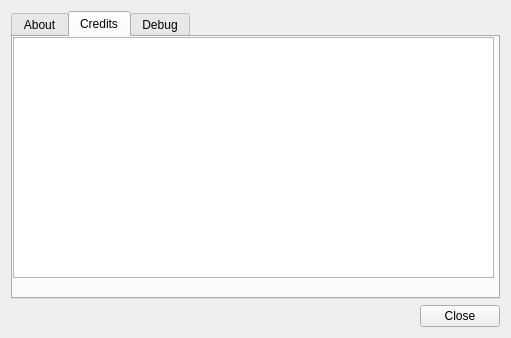
Before: the Qt Designer form lib/cfclient/ui/dialogs/about.ui in bitcraze/crazyflie-clients-python, drawn with Qt 5.
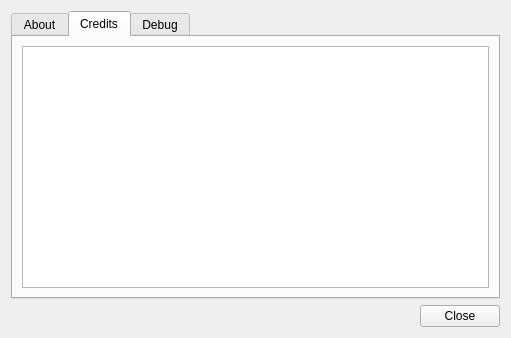
After: the same form once the commit is applied. The open tabs and pages were chosen to show the change.

Commit message: Fixed auto-resize of the about box new credit tab

Patch:
```diff
--- a/lib/cfclient/ui/dialogs/about.ui
+++ b/lib/cfclient/ui/dialogs/about.ui
@@ -80,21 +80,15 @@
         <attribute name="title">
          <string>Credits</string>
         </attribute>
-        <widget class="QWidget" name="gridLayoutWidget">
-         <property name="geometry">
-          <rect>
-           <x>0</x>
-           <y>0</y>
-           <width>481</width>
-           <height>241</height>
-          </rect>
-         </property>
+        <layout class="QHBoxLayout" name="horizontalLayout_3">
+         <item>
          <layout class="QGridLayout" name="gridLayout_3">
           <item row="0" column="0">
            <widget class="QTextEdit" name="_credits"/>
           </item>
          </layout>
-        </widget>
+         </item>
+        </layout>
        </widget>
        <widget class="QWidget" name="Debug">
         <attribute name="title">
```
Lines whose indentation alone changed are shown as unchanged.
